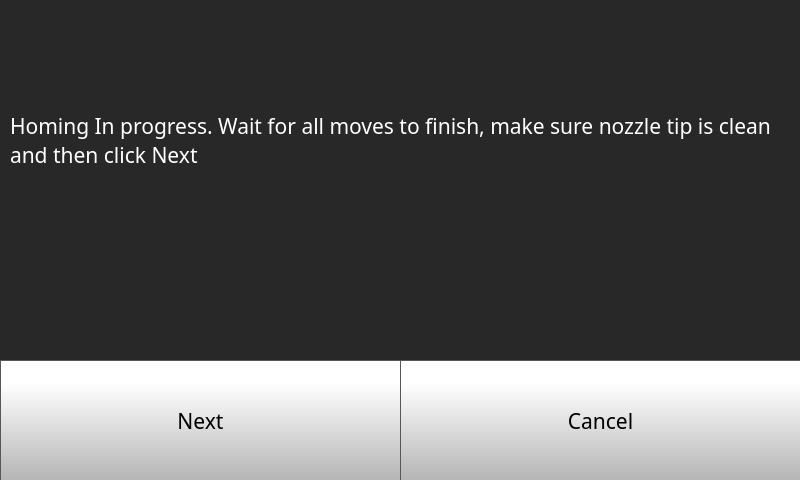
Before: the Qt Designer form octoprint_TwinDragon600CM4TouchUI/mainGUI.ui in FracktalWorks/TwinDragon600CM4TouchUI, drawn with Qt 5.
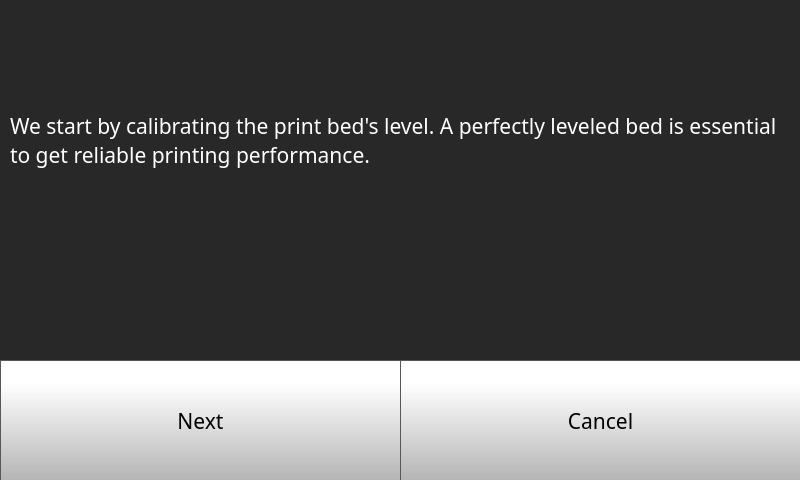
After: the same form once the commit is applied. The open tabs and pages were chosen to show the change. Icons and pictures are not drawn.

Commit message: Smart Filament Sensor settings, filament routine changes, speed changes

What changed in the file:
```diff
--- a/octoprint_TwinDragon600CM4TouchUI/mainGUI.ui
+++ b/octoprint_TwinDragon600CM4TouchUI/mainGUI.ui
@@ -7522,7 +7522,7 @@
        <string notr="true">color: rgb(255, 255, 255);</string>
       </property>
       <property name="text">
-       <string>Homing In progress. Wait for all moves to finish, make sure nozzle tip is clean and then click Next</string>
+       <string>We start by calibrating the print bed's level. A perfectly leveled bed is essential to get reliable printing performance.</string>
       </property>
       <property name="wordWrap">
        <bool>true</bool>
```
Left out of the diff: 8 changed lines with no effect on the pictures. The commit also changes 2 other files.
